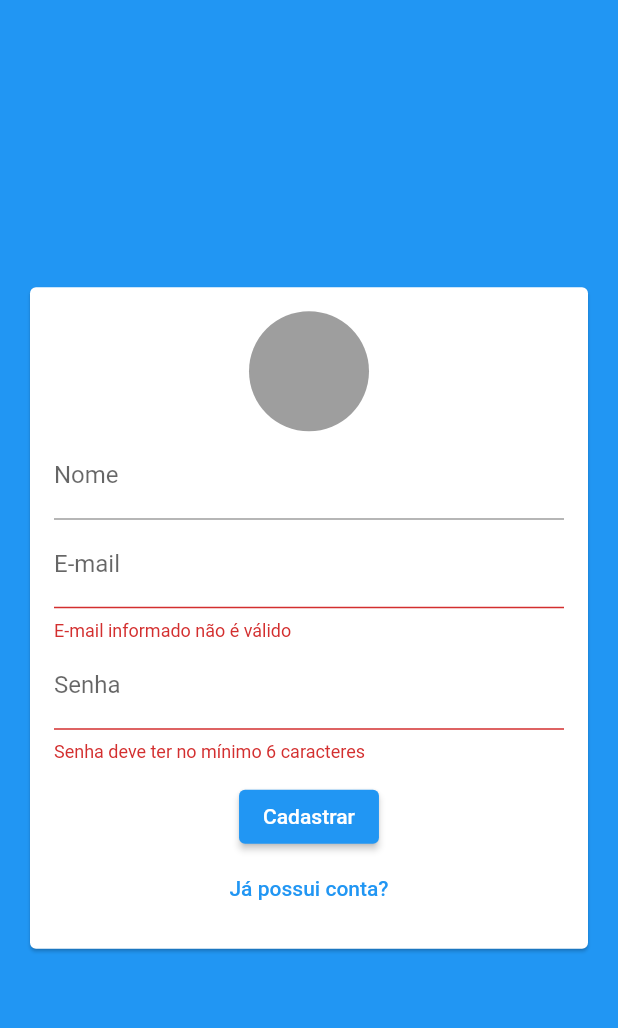
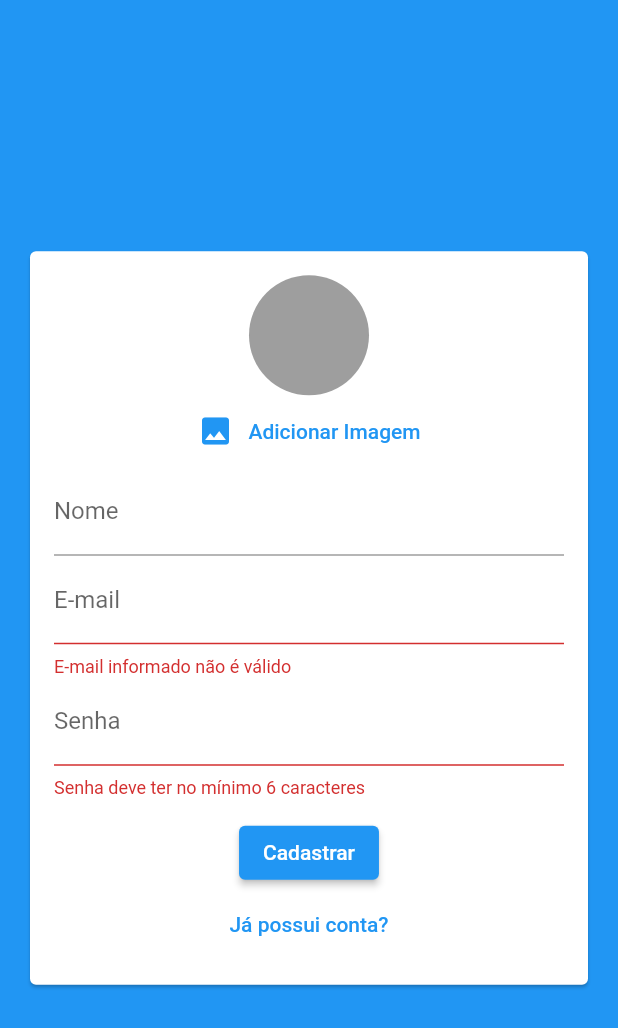
Before and after one commit to KaiqueMunhoz/ryc_chat, a Flutter app: the screen it shows after launch, after a tap on "Entrar", after a tap on "Criar uma nova conta?", on a phone screen of 412 x 824 dp. Shown: the top 1028 px of the screen. Run offline on Flutter 3.47's test engine with Material 2 defaults, Android fonts, the phone set to English and light mode, and no system bars.

Commit message:
feat: Add TextButton below CircleAvatar

```diff
--- a/lib/components/user_image_picker.dart
+++ b/lib/components/user_image_picker.dart
@@ -13,11 +13,25 @@ class UserImagePicker extends StatelessWidget {
   @override
   Widget build(BuildContext context) {
     return Column(
-      children: const [
-        CircleAvatar(
+      children: [
+        const CircleAvatar(
           radius: 40,
           backgroundColor: Colors.grey,
-        )
+        ),
+        TextButton(
+          child: Row(
+            mainAxisAlignment: MainAxisAlignment.center,
+            children: [
+              Icon(
+                Icons.image,
+                color: Theme.of(context).primaryColor,
+              ),
+              const SizedBox(width: 10),
+              const Text('Adicionar Imagem')
+            ],
+          ),
+          onPressed: () {},
+        ),
       ],
     );
   }
```
